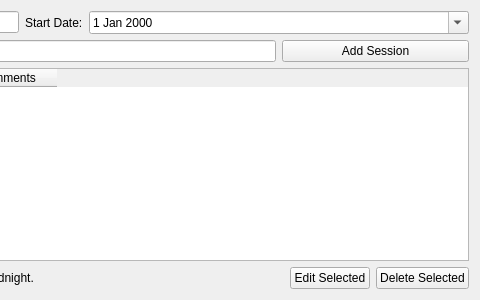
Old version of the form uifiles/sessions_tab.ui in the repository prookyon/MonoObsLog2; both pictures show x 455 to 935 and y 0 to 300 of the 935 by 300 pixel window.
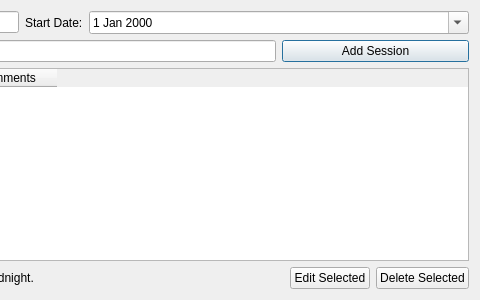
New version of the form.

What changed in the file:
```diff
--- a/uifiles/sessions_tab.ui
+++ b/uifiles/sessions_tab.ui
@@ -60,6 +60,9 @@
        <property name="text">
         <string>Add Session</string>
        </property>
+       <property name="default">
+        <bool>true</bool>
+       </property>
       </widget>
      </item>
     </layout>
```
